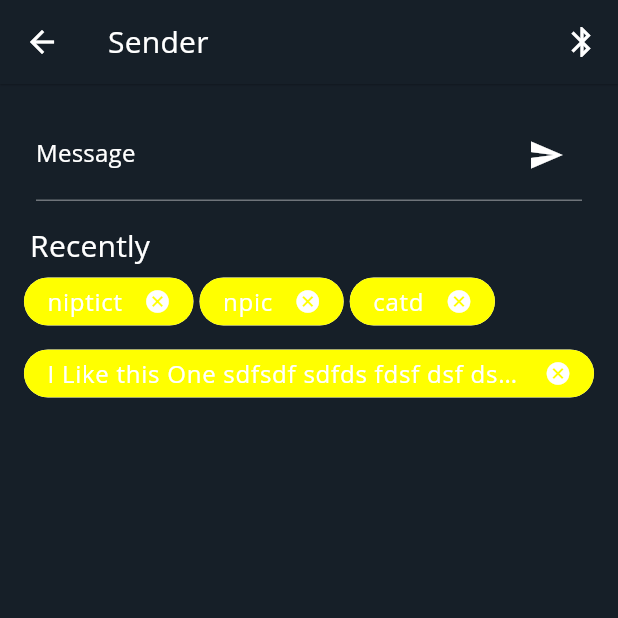
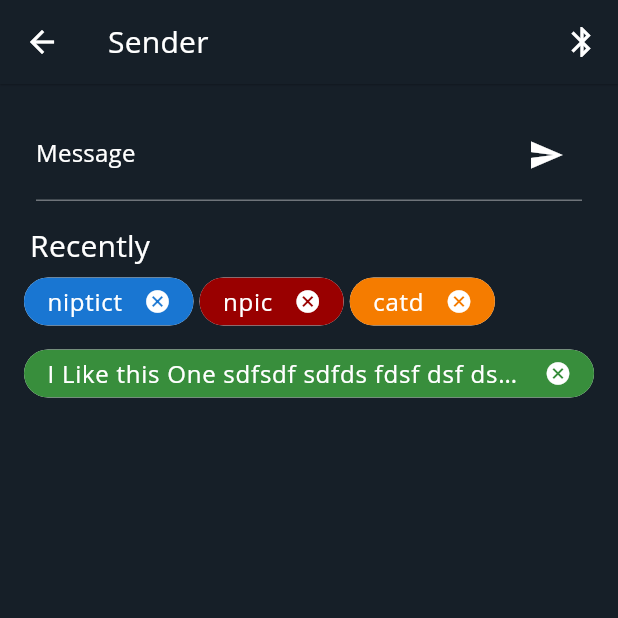
Before and after one commit to erobotkh/erobot_mobile, a Flutter app: the SenderScreen screen opened directly, on a phone screen of 412 x 824 dp, the top half of it. Run offline on Flutter 3.47's test engine with Material 2 defaults, Android fonts, the phone set to English and light mode, and no system bars; our stand-ins replace easy_localization, flutter_hooks, hooks_riverpod, shared_preferences, sleek_circular_slider; missing offline and left inert: decorated_icon; accounts and stored records are empty.

Commit message:
28 sender screen (#29)
* #26 education screen

* close #28 sender screen

* close #28 sender screen modify random color

Co-authored-by: NonSinat <sinat.non@student.niptict.edu.kh>
Co-authored-by: Thea Choem <theacheng.g6@gmail.com>

```diff
--- a/lib/config/tab_bar_config.dart
+++ b/lib/config/tab_bar_config.dart
@@ -3,8 +3,8 @@ import 'package:erobot/config/tab_bar_config_item.dart';
 import 'package:erobot/screens/accounts/login_screen.dart';
 import 'package:erobot/screens/education/education_screen.dart';
 import 'package:erobot/screens/home/home_screen.dart';
+import 'package:flutter/material.dart';
 
-import 'package:flutter/material.dart';
 
 class TabBarConfig {
   static List<TabBarConfigItem> items = [
--- a/lib/models/e_chip_model.dart
+++ b/lib/models/e_chip_model.dart
@@ -1,5 +1,4 @@
 import 'dart:math';
-
 import 'package:erobot/config/config_constant.dart';
 import 'package:flutter/material.dart';
 
@@ -13,11 +12,17 @@ class Echips extends StatelessWidget {
       'I Like this One sdfsdf sdfds fdsf dsf dsf dsf dsfds fds fsd fds fdsf d'
     ];
 
+    var colors = [
+      Color(0xff1976D2),
+      Color(0xff990000),
+      Color(0xffF57C00),
+      Color(0xff388E3C),
+    ];
+
     final _buttons = List.generate(
       strings.length,
       (index) => Chip(
-        backgroundColor:
-            Colors.accents[Random().nextInt(Colors.accents.length)],
+        backgroundColor: colors[index % colors.length],
         label: Text(
           strings[index],
           overflow: TextOverflow.ellipsis,
--- a/lib/screens/send_page/sender_screen.dart
+++ b/lib/screens/send_page/sender_screen.dart
@@ -1,6 +1,6 @@
 import 'package:erobot/config/config_constant.dart';
 import 'package:erobot/models/e_chip_model.dart';
-
+import 'package:flutter/material.dart';
 import 'package:flutter/material.dart';
 import 'package:flutter/rendering.dart';
 
@@ -12,7 +12,7 @@ class SenderScreen extends StatefulWidget {
 class _SenderScreenState extends State<SenderScreen> {
   @override
   Widget build(BuildContext context) {
-      return Scaffold(
+    return Scaffold(
       appBar: AppBar(
         brightness: Brightness.dark,
         backgroundColor: Theme.of(context).colorScheme.background,
@@ -75,7 +75,5 @@ class _SenderScreenState extends State<SenderScreen> {
         ),
       ),
     );
-
-
   }
 }
```
